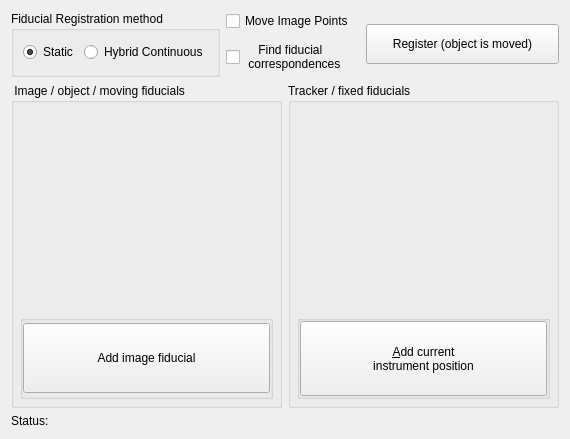
Before: the Qt Designer form Modules/IGTUI/Qmitk/QmitkFiducialRegistrationWidget.ui in MITK/MITK, drawn with Qt 5.
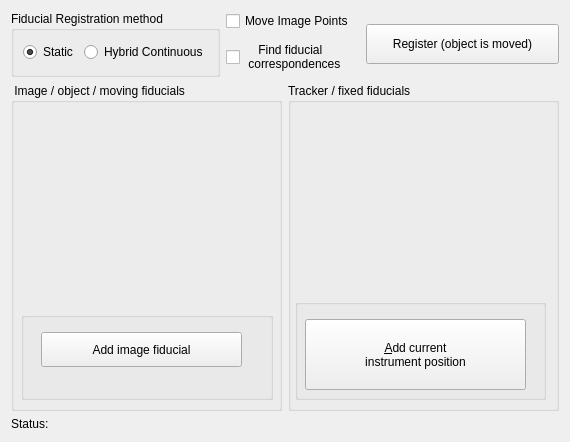
After: the same form once the commit is applied. Custom widgets are drawn as their Qt base class.

Commit message: IGT View Fiducial Registration -> corrected button not visible correctly.

The edit to the form file:
```diff
--- a/Modules/IGTUI/Qmitk/QmitkFiducialRegistrationWidget.ui
+++ b/Modules/IGTUI/Qmitk/QmitkFiducialRegistrationWidget.ui
@@ -7,7 +7,7 @@
     <x>0</x>
     <y>0</y>
     <width>570</width>
-    <height>439</height>
+    <height>442</height>
    </rect>
   </property>
   <property name="sizePolicy">
@@ -20,6 +20,83 @@
    <string>Form</string>
   </property>
   <layout class="QGridLayout" name="gridLayout">
+   <item row="2" column="0" colspan="4">
+    <layout class="QHBoxLayout" name="horizontalLayout_5">
+     <item>
+      <widget class="QLabel" name="statusLabel">
+       <property name="sizePolicy">
+        <sizepolicy hsizetype="Fixed" vsizetype="Fixed">
+         <horstretch>0</horstretch>
+         <verstretch>0</verstretch>
+        </sizepolicy>
+       </property>
+       <property name="text">
+        <string>Status:</string>
+       </property>
+       <property name="alignment">
+        <set>Qt::AlignLeading|Qt::AlignLeft|Qt::AlignTop</set>
+       </property>
+      </widget>
+     </item>
+     <item>
+      <widget class="QLabel" name="m_RegistrationQualityDisplay">
+       <property name="text">
+        <string/>
+       </property>
+       <property name="alignment">
+        <set>Qt::AlignCenter</set>
+       </property>
+      </widget>
+     </item>
+    </layout>
+   </item>
+   <item row="0" column="3">
+    <widget class="QPushButton" name="m_RegisterFiducialsBtn">
+     <property name="sizePolicy">
+      <sizepolicy hsizetype="Expanding" vsizetype="Fixed">
+       <horstretch>0</horstretch>
+       <verstretch>0</verstretch>
+      </sizepolicy>
+     </property>
+     <property name="minimumSize">
+      <size>
+       <width>0</width>
+       <height>40</height>
+      </size>
+     </property>
+     <property name="text">
+      <string>Register (object is moved)</string>
+     </property>
+    </widget>
+   </item>
+   <item row="0" column="1">
+    <layout class="QVBoxLayout" name="verticalLayout_6">
+     <item>
+      <widget class="QCheckBox" name="m_MoveImagePoints">
+       <property name="text">
+        <string>Move Image Points</string>
+       </property>
+      </widget>
+     </item>
+     <item>
+      <widget class="QCheckBox" name="m_UseICPRegistration">
+       <property name="minimumSize">
+        <size>
+         <width>0</width>
+         <height>40</height>
+        </size>
+       </property>
+       <property name="toolTip">
+        <string>&lt;html&gt;&lt;head/&gt;&lt;body&gt;&lt;p&gt;Find fiducial correspondences (needs 6+ fiducial pairs)&lt;/p&gt;&lt;/body&gt;&lt;/html&gt;</string>
+       </property>
+       <property name="text">
+        <string>    Find fiducial
+ correspondences</string>
+       </property>
+      </widget>
+     </item>
+    </layout>
+   </item>
    <item row="0" column="0">
     <widget class="QGroupBox" name="m_gbFiducialRegistration">
      <property name="title">
@@ -55,25 +132,6 @@
      </layout>
     </widget>
    </item>
-   <item row="0" column="3">
-    <widget class="QPushButton" name="m_RegisterFiducialsBtn">
-     <property name="sizePolicy">
-      <sizepolicy hsizetype="Expanding" vsizetype="Fixed">
-       <horstretch>0</horstretch>
-       <verstretch>0</verstretch>
-      </sizepolicy>
-     </property>
-     <property name="minimumSize">
-      <size>
-       <width>0</width>
-       <height>40</height>
-      </size>
-     </property>
-     <property name="text">
-      <string>Register (object is moved)</string>
-     </property>
-    </widget>
-   </item>
    <item row="1" column="0" colspan="4">
     <layout class="QHBoxLayout" name="horizontalLayout_4">
      <item>
@@ -87,21 +145,15 @@
        <property name="title">
         <string> Image / object / moving fiducials</string>
        </property>
-       <layout class="QVBoxLayout" name="verticalLayout">
-        <property name="leftMargin">
-         <number>6</number>
-        </property>
-        <property name="topMargin">
-         <number>6</number>
-        </property>
-        <property name="rightMargin">
-         <number>6</number>
-        </property>
-        <property name="bottomMargin">
-         <number>6</number>
-        </property>
-        <item>
          <widget class="QmitkPointListWidget" name="m_RegistrationImagePoints" native="true">
+        <property name="geometry">
+         <rect>
+          <x>30</x>
+          <y>30</y>
+          <width>210</width>
+          <height>171</height>
+         </rect>
+        </property>
           <property name="sizePolicy">
            <sizepolicy hsizetype="Expanding" vsizetype="Expanding">
             <horstretch>0</horstretch>
@@ -111,13 +163,19 @@
           <property name="maximumSize">
            <size>
             <width>16777215</width>
-            <height>200</height>
+          <height>16777215</height>
            </size>
           </property>
          </widget>
-        </item>
-        <item>
          <widget class="QGroupBox" name="m_spaceHolderGroupBox">
+        <property name="geometry">
+         <rect>
+          <x>10</x>
+          <y>229</y>
+          <width>252</width>
+          <height>88</height>
+         </rect>
+        </property>
           <property name="sizePolicy">
            <sizepolicy hsizetype="Preferred" vsizetype="Fixed">
             <horstretch>0</horstretch>
@@ -145,24 +203,15 @@
           <property name="flat">
            <bool>false</bool>
           </property>
-          <layout class="QHBoxLayout" name="horizontalLayout_2">
-           <property name="spacing">
-            <number>0</number>
-           </property>
-           <property name="leftMargin">
-            <number>0</number>
-           </property>
-           <property name="topMargin">
-            <number>0</number>
-           </property>
-           <property name="rightMargin">
-            <number>0</number>
-           </property>
-           <property name="bottomMargin">
-            <number>0</number>
-           </property>
-           <item>
             <widget class="QPushButton" name="m_AddImageFiducialBtn">
+         <property name="geometry">
+          <rect>
+           <x>20</x>
+           <y>20</y>
+           <width>201</width>
+           <height>35</height>
+          </rect>
+         </property>
              <property name="sizePolicy">
               <sizepolicy hsizetype="Expanding" vsizetype="Fixed">
                <horstretch>0</horstretch>
@@ -185,11 +234,7 @@
               <string>Add image fiducial</string>
              </property>
             </widget>
-           </item>
-          </layout>
-         </widget>
-        </item>
-       </layout>
+       </widget>
       </widget>
      </item>
      <item>
@@ -209,37 +254,15 @@
        <property name="title">
         <string>Tracker / fixed fiducials </string>
        </property>
-       <layout class="QVBoxLayout" name="verticalLayout_2">
-        <property name="leftMargin">
-         <number>6</number>
-        </property>
-        <property name="topMargin">
-         <number>6</number>
-        </property>
-        <property name="rightMargin">
-         <number>6</number>
-        </property>
-        <property name="bottomMargin">
-         <number>6</number>
-        </property>
-        <item>
-         <widget class="QmitkPointListWidget" name="m_RegistrationTrackingPoints" native="true">
-          <property name="sizePolicy">
-           <sizepolicy hsizetype="Expanding" vsizetype="Expanding">
-            <horstretch>0</horstretch>
-            <verstretch>0</verstretch>
-           </sizepolicy>
-          </property>
-          <property name="maximumSize">
-           <size>
-            <width>16777215</width>
-            <height>200</height>
-           </size>
-          </property>
-         </widget>
-        </item>
-        <item>
          <widget class="QGroupBox" name="m_spaceHolderGroupBox2">
+        <property name="geometry">
+         <rect>
+          <x>7</x>
+          <y>216</y>
+          <width>251</width>
+          <height>101</height>
+         </rect>
+        </property>
           <property name="sizePolicy">
            <sizepolicy hsizetype="Preferred" vsizetype="Fixed">
             <horstretch>0</horstretch>
@@ -267,24 +290,15 @@
           <property name="flat">
            <bool>false</bool>
           </property>
-          <layout class="QHBoxLayout" name="horizontalLayout_3">
-           <property name="spacing">
-            <number>0</number>
-           </property>
-           <property name="leftMargin">
-            <number>0</number>
-           </property>
-           <property name="topMargin">
-            <number>0</number>
-           </property>
-           <property name="rightMargin">
-            <number>0</number>
-           </property>
-           <property name="bottomMargin">
-            <number>0</number>
-           </property>
-           <item>
             <widget class="QPushButton" name="m_AddTrackingFiducialBtn">
+         <property name="geometry">
+          <rect>
+           <x>10</x>
+           <y>20</y>
+           <width>221</width>
+           <height>71</height>
+          </rect>
+         </property>
              <property name="sizePolicy">
               <sizepolicy hsizetype="Expanding" vsizetype="Fixed">
                <horstretch>0</horstretch>
@@ -308,69 +322,29 @@
 instrument position</string>
              </property>
             </widget>
-           </item>
-          </layout>
-         </widget>
-        </item>
-       </layout>
-      </widget>
-     </item>
-    </layout>
-   </item>
-   <item row="2" column="0" colspan="4">
-    <layout class="QHBoxLayout" name="horizontalLayout_5">
-     <item>
-      <widget class="QLabel" name="statusLabel">
+       </widget>
+       <widget class="QmitkPointListWidget" name="m_RegistrationTrackingPoints" native="true">
+        <property name="geometry">
+         <rect>
+          <x>40</x>
+          <y>40</y>
+          <width>221</width>
+          <height>141</height>
+         </rect>
+        </property>
        <property name="sizePolicy">
-        <sizepolicy hsizetype="Fixed" vsizetype="Fixed">
+         <sizepolicy hsizetype="Expanding" vsizetype="Expanding">
          <horstretch>0</horstretch>
          <verstretch>0</verstretch>
         </sizepolicy>
        </property>
-       <property name="text">
-        <string>Status:</string>
-       </property>
-       <property name="alignment">
-        <set>Qt::AlignLeading|Qt::AlignLeft|Qt::AlignTop</set>
-       </property>
-      </widget>
-     </item>
-     <item>
-      <widget class="QLabel" name="m_RegistrationQualityDisplay">
-       <property name="text">
-        <string/>
-       </property>
-       <property name="alignment">
-        <set>Qt::AlignCenter</set>
-       </property>
-      </widget>
-     </item>
-    </layout>
-   </item>
-   <item row="0" column="1">
-    <layout class="QVBoxLayout" name="verticalLayout_6">
-     <item>
-      <widget class="QCheckBox" name="m_MoveImagePoints">
-       <property name="text">
-        <string>Move Image Points</string>
-       </property>
-      </widget>
-     </item>
-     <item>
-      <widget class="QCheckBox" name="m_UseICPRegistration">
-       <property name="minimumSize">
+        <property name="maximumSize">
         <size>
-         <width>0</width>
-         <height>40</height>
-        </size>
-       </property>
-       <property name="toolTip">
-        <string>&lt;html&gt;&lt;head/&gt;&lt;body&gt;&lt;p&gt;Find fiducial correspondences (needs 6+ fiducial pairs)&lt;/p&gt;&lt;/body&gt;&lt;/html&gt;</string>
-       </property>
-       <property name="text">
-        <string>    Find fiducial
- correspondences</string>
-       </property>
+          <width>16777215</width>
+          <height>16777215</height>
+         </size>
+        </property>
+       </widget>
       </widget>
      </item>
     </layout>
@@ -378,6 +352,7 @@
   </layout>
   <zorder>m_RegisterFiducialsBtn</zorder>
   <zorder>m_gbFiducialRegistration</zorder>
+  <zorder></zorder>
  </widget>
  <customwidgets>
   <customwidget>
```
Lines whose indentation alone changed are shown as unchanged. The commit also changes 1 other file.
